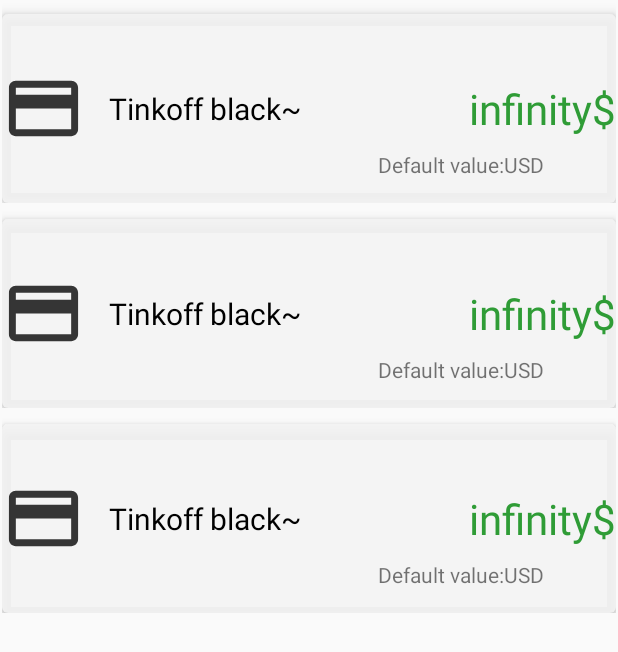
After one commit to Gammanik/FinanceTracker, an Android app: the layout fragment_my_wallets.xml on its own in the app's theme, with its tools: preview values and no code run, on a phone screen of 412 x 824 dp. The commit adds this screen. Shown: the top 652 px of the screen. Run offline under Robolectric (Android 15) with nearby library versions, the light colour scheme and no system bars.

Commit message:
4: my wallets fragment

```diff
--- a/app/build.gradle
+++ b/app/build.gradle
@@ -51,6 +51,7 @@
     implementation "com.android.support:cardview-v7:$support_lib"
 
     def roomVer = "1.1.1"
+    implementation 'com.android.support:support-v4:27.1.1'
     kapt "android.arch.persistence.room:compiler:$roomVer"
     implementation "android.arch.persistence.room:runtime:$roomVer"
 
--- a/app/src/main/java/io/github/meliphant/financetracker/di/component/AppComponent.kt
+++ b/app/src/main/java/io/github/meliphant/financetracker/di/component/AppComponent.kt
@@ -6,6 +6,8 @@
 import io.github.meliphant.financetracker.di.module.DbModule
 import io.github.meliphant.financetracker.ui.addoperation.AddOperationFragment
 import io.github.meliphant.financetracker.ui.addoperation.AddOperationPresenter
+import io.github.meliphant.financetracker.ui.mywallets.MyWalletsFragment
+import io.github.meliphant.financetracker.ui.mywallets.MyWalletsPresenter
 import io.github.meliphant.financetracker.ui.operations.OperationListFragment
 import io.github.meliphant.financetracker.ui.operations.OperationListPresenter
 import io.github.meliphant.financetracker.ui.wallets.WalletsFragment
@@ -25,4 +27,7 @@
 
     fun inject(walletsFragment: WalletsFragment)
     fun inject(walletsPresenter: WalletsPresenter)
+
+    fun inject(myWalletsFragment: MyWalletsFragment)
+    fun inject(myWalletsPresenter: MyWalletsPresenter)
 }
--- a/app/src/main/java/io/github/meliphant/financetracker/ui/MainActivity.kt
+++ b/app/src/main/java/io/github/meliphant/financetracker/ui/MainActivity.kt
@@ -3,6 +3,7 @@
 import android.os.Bundle
 import android.support.v7.app.AppCompatActivity
 import io.github.meliphant.financetracker.R
+import io.github.meliphant.financetracker.ui.mywallets.MyWalletsFragment
 import io.github.meliphant.financetracker.ui.wallets.WalletsFragment
 
 class MainActivity : AppCompatActivity(){
@@ -12,7 +13,8 @@
         setContentView(R.layout.activity_main)
 
         supportFragmentManager.beginTransaction()
-                .replace(R.id.fl_main, WalletsFragment())
+                .replace(R.id.fl_main, MyWalletsFragment())
+                .addToBackStack("walletsFragment")
                 .commitAllowingStateLoss()
     }
 
--- a/app/src/main/java/io/github/meliphant/financetracker/ui/wallets/WalletsFragment.kt
+++ b/app/src/main/java/io/github/meliphant/financetracker/ui/wallets/WalletsFragment.kt
@@ -53,6 +53,7 @@
 
         view_pager.adapter = WalletPagerAdapter(mutableWallets, childFragmentManager)
         recycler_tab_layout.setUpWithAdapter(WalletRecyclerAdapter(mutableWallets, view_pager))
+        recycler_tab_layout.setAutoSelectionMode(true)
     }
 
 }
--- /dev/null
+++ b/app/src/main/res/layout/fragment_my_wallets.xml
@@ -0,0 +1,19 @@
+<?xml version="1.0" encoding="utf-8"?>
+<FrameLayout xmlns:android="http://schemas.android.com/apk/res/android"
+    xmlns:tools="http://schemas.android.com/tools"
+    android:layout_width="match_parent"
+    android:layout_height="match_parent"
+    xmlns:app="http://schemas.android.com/apk/res-auto"
+    tools:context=".ui.mywallets.MyWalletsFragment">
+
+
+    <android.support.v7.widget.RecyclerView
+        android:id="@+id/rv_my_wallets"
+        android:name="io.github.meliphant.financetracker.ui.operations.OperationListFragment"
+        android:layout_width="match_parent"
+        android:layout_height="match_parent"
+        app:layoutManager="android.support.v7.widget.LinearLayoutManager"
+        tools:context=".ui.operations.OperationListFragment"
+        tools:listitem="@layout/item_my_wallet" />
+
+</FrameLayout>
--- /dev/null
+++ b/app/src/main/res/layout/item_my_wallet.xml
@@ -0,0 +1,76 @@
+<?xml version="1.0" encoding="utf-8"?>
+<RelativeLayout xmlns:android="http://schemas.android.com/apk/res/android"
+    android:layout_width="wrap_content"
+    android:layout_height="wrap_content"
+    xmlns:app="http://schemas.android.com/apk/res-auto"
+    android:layout_margin="1dp">
+
+    <android.support.v7.widget.CardView
+        android:id="@+id/wallet_cardView"
+        android:layout_width="match_parent"
+        android:layout_height="126dp"
+        android:layout_alignParentStart="true"
+        android:layout_alignParentTop="true"
+        android:layout_marginTop="8dp"
+        app:cardBackgroundColor="@color/colorWalletCard"
+        app:cardCornerRadius="4dp"
+        app:cardElevation="5dp"
+        app:cardMaxElevation="2dp">
+
+
+        <RelativeLayout
+            android:layout_width="match_parent"
+            android:layout_height="match_parent">
+
+            <TextView
+                android:id="@+id/my_wallet_name"
+                android:layout_width="wrap_content"
+                android:layout_height="wrap_content"
+                android:layout_centerVertical="true"
+                android:layout_toEndOf="@+id/my_wallet_icon"
+                android:layout_marginStart="16dp"
+                android:text="Tinkoff black~"
+                android:textColor="#000"
+                android:textSize="20sp" />
+
+
+            <ImageView
+                android:id="@+id/my_wallet_icon"
+                android:layout_width="55dp"
+                android:layout_height="55dp"
+                android:layout_alignParentStart="true"
+                android:layout_centerVertical="true"
+                android:scaleType="centerCrop"
+                app:srcCompat="@drawable/wallet_wlcard" />
+
+            <TextView
+                android:id="@+id/my_wallet_amount"
+                android:layout_width="wrap_content"
+                android:layout_height="wrap_content"
+                android:layout_alignParentEnd="true"
+                android:layout_centerVertical="true"
+                android:text="infinity$"
+                android:textColor="@color/colorWalletAmount"
+                android:textSize="28sp" />
+
+            <TextView
+                android:id="@+id/tv_default_value"
+                android:layout_width="wrap_content"
+                android:layout_height="wrap_content"
+                android:layout_below="@+id/my_wallet_icon"
+                android:layout_toStartOf="@+id/tv_chosen_currency"
+                android:text="@string/default_value_text" />
+
+            <TextView
+                android:id="@+id/tv_chosen_currency"
+                android:layout_width="wrap_content"
+                android:layout_height="19dp"
+                android:layout_alignParentEnd="true"
+                android:layout_below="@+id/my_wallet_icon"
+                android:text="USD"
+                android:layout_marginEnd="48dp" />
+        </RelativeLayout>
+
+    </android.support.v7.widget.CardView>
+
+</RelativeLayout>
--- a/app/src/main/res/values/colors.xml
+++ b/app/src/main/res/values/colors.xml
@@ -7,7 +7,7 @@
     <color name="colorImgBorder">#FF757575</color>
     <color name="colorBtnBorder">#ffffff</color>
 
-    <color name="colorWalletCard">#177bbd</color>
+    <color name="colorWalletCard">#dbf4f4f4</color>
     <color name="colorWalletAmount">#2f9c36</color>
 
 
--- a/app/src/main/res/values/strings.xml
+++ b/app/src/main/res/values/strings.xml
@@ -27,5 +27,8 @@
     <string name="new_income">new income</string>
     <string name="new_expense">new expense</string>
 
+    <!--my wallets screen-->
+    <string name="default_value_text">Default value: </string>
+
 
 </resources>
```
Also changed, not shown: app/src/main/java/io/github/meliphant/financetracker/ui/addwallet/AddWalletFragment.kt (added, +22 -0 lines), app/src/main/java/io/github/meliphant/financetracker/ui/addwallet/AddWalletPresenter.kt (added, +8 -0 lines), app/src/main/java/io/github/meliphant/financetracker/ui/addwallet/AddWalletView.kt (added, +7 -0 lines), app/src/main/java/io/github/meliphant/financetracker/ui/mywallets/MyWalletsFragment.kt (added, +51 -0 lines), app/src/main/java/io/github/meliphant/financetracker/ui/mywallets/MyWalletsPresenter.kt (added, +20 -0 lines), app/src/main/java/io/github/meliphant/financetracker/ui/mywallets/MyWalletsView.kt (added, +11 -0 lines), app/src/main/java/io/github/meliphant/financetracker/ui/mywallets/adapter/MyWalletsAdapter.kt (added, +58 -0 lines), app/src/main/res/layout/fragment_add_wallet.xml (added, +28 -0 lines), app/src/main/res/layout/fragment_wallets.xml (+5 -4 lines), app/src/main/res/layout/item_wallet.xml (+6 -5 lines), 1 other file.
